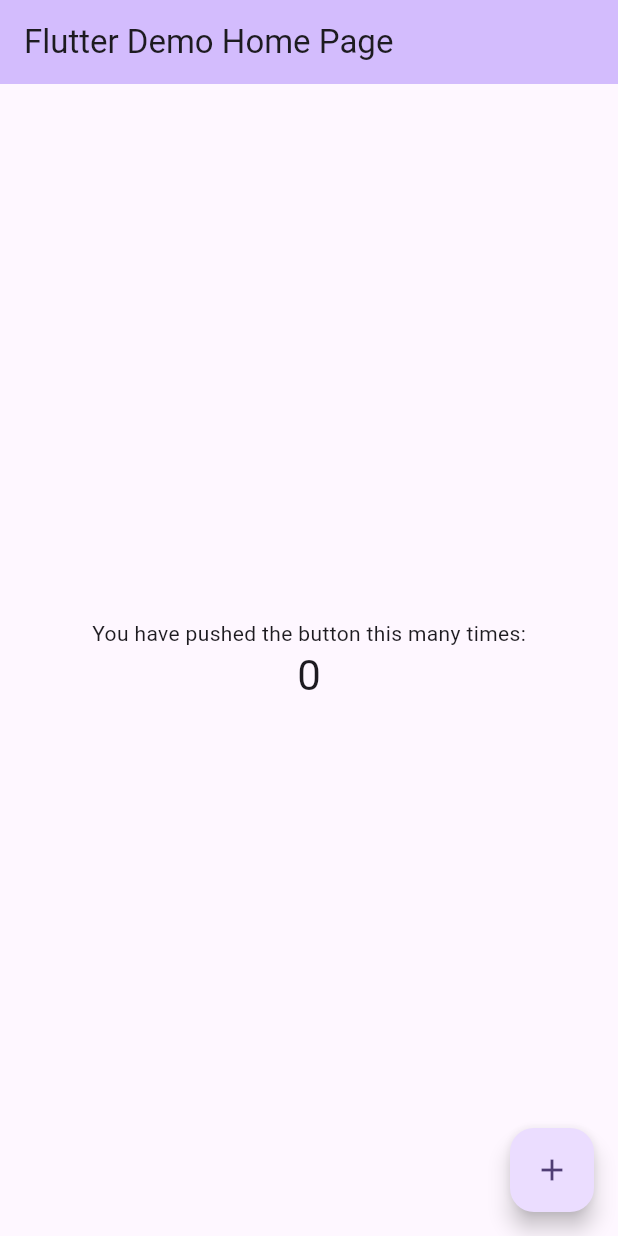
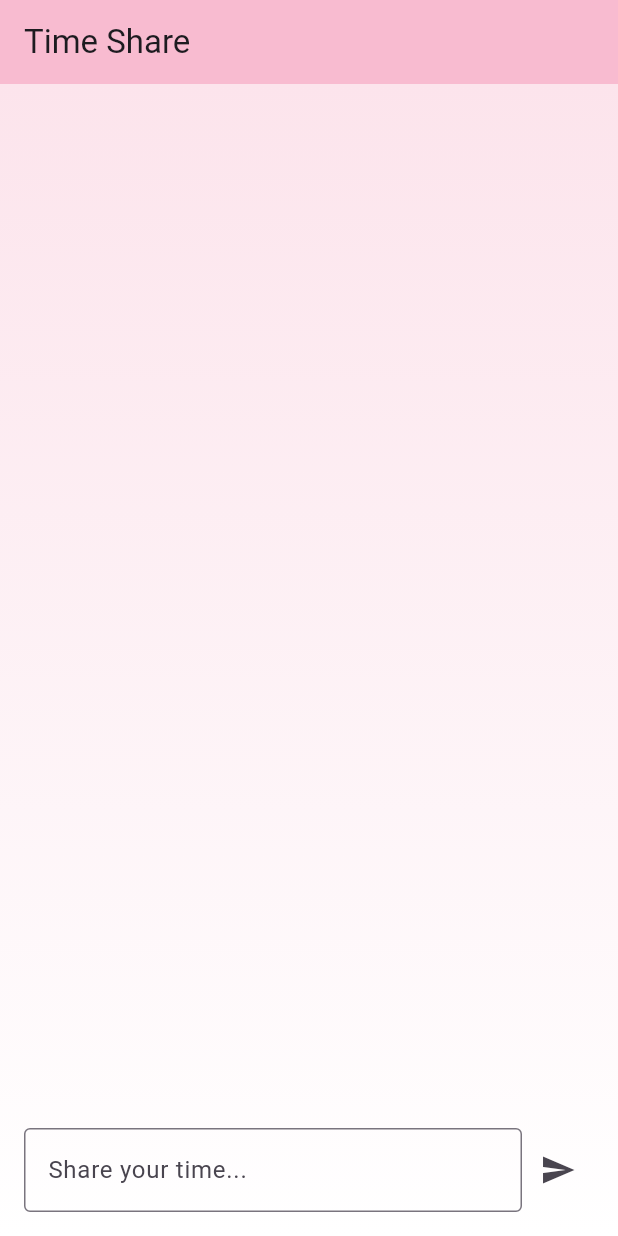
Before and after one commit to RosieOh/Timely_FrontEnd, a Flutter app: the screen it shows after launch, on a phone screen of 412 x 824 dp. Run offline on Flutter 3.47's test engine with Material 3 defaults, Android fonts, the phone set to English and light mode, and no system bars; our stand-ins replace confetti.

Commit message:
FEAT : 기본 메인 화면 추가

```diff
--- a/lib/main.dart
+++ b/lib/main.dart
@@ -1,4 +1,9 @@
+import 'dart:math';
+
+import 'package:confetti/confetti.dart';
 import 'package:flutter/material.dart';
+import 'package:http/http.dart' as http;
+import 'package:intl/intl.dart';
 
 void main() {
   runApp(const MyApp());
@@ -7,119 +12,155 @@ void main() {
 class MyApp extends StatelessWidget {
   const MyApp({super.key});
 
-  // This widget is the root of your application.
   @override
   Widget build(BuildContext context) {
     return MaterialApp(
-      title: 'Flutter Demo',
+      title: 'Time Share',
       theme: ThemeData(
-        // This is the theme of your application.
-        //
-        // TRY THIS: Try running your application with "flutter run". You'll see
-        // the application has a purple toolbar. Then, without quitting the app,
-        // try changing the seedColor in the colorScheme below to Colors.green
-        // and then invoke "hot reload" (save your changes or press the "hot
-        // reload" button in a Flutter-supported IDE, or press "r" if you used
-        // the command line to start the app).
-        //
-        // Notice that the counter didn't reset back to zero; the application
-        // state is not lost during the reload. To reset the state, use hot
-        // restart instead.
-        //
-        // This works for code too, not just values: Most code changes can be
-        // tested with just a hot reload.
-        colorScheme: ColorScheme.fromSeed(seedColor: Colors.deepPurple),
-        useMaterial3: true,
+        primarySwatch: Colors.pink,
+        visualDensity: VisualDensity.adaptivePlatformDensity,
       ),
-      home: const MyHomePage(title: 'Flutter Demo Home Page'),
+      home: const TimeShareScreen(),
     );
   }
 }
 
-class MyHomePage extends StatefulWidget {
-  const MyHomePage({super.key, required this.title});
-
-  // This widget is the home page of your application. It is stateful, meaning
-  // that it has a State object (defined below) that contains fields that affect
-  // how it looks.
-
-  // This class is the configuration for the state. It holds the values (in this
-  // case the title) provided by the parent (in this case the App widget) and
-  // used by the build method of the State. Fields in a Widget subclass are
-  // always marked "final".
-
-  final String title;
+class TimeShareScreen extends StatefulWidget {
+  const TimeShareScreen({super.key});
 
   @override
-  State<MyHomePage> createState() => _MyHomePageState();
+  State<TimeShareScreen> createState() => _TimeShareScreenState();
 }
 
-class _MyHomePageState extends State<MyHomePage> {
-  int _counter = 0;
+class _TimeShareScreenState extends State<TimeShareScreen> {
+  late ConfettiController _confettiController;
+  final TextEditingController _contentController = TextEditingController();
+  List<Map<String, dynamic>> timeShares = [];
 
-  void _incrementCounter() {
-    setState(() {
-      // This call to setState tells the Flutter framework that something has
-      // changed in this State, which causes it to rerun the build method below
-      // so that the display can reflect the updated values. If we changed
-      // _counter without calling setState(), then the build method would not be
-      // called again, and so nothing would appear to happen.
-      _counter++;
-    });
+  @override
+  void initState() {
+    super.initState();
+    _confettiController =
+        ConfettiController(duration: const Duration(seconds: 1));
+    _loadTimeShares();
+  }
+
+  Future<void> _loadTimeShares() async {
+    // TODO: Implement API call to load time shares
+  }
+
+  Future<void> _createTimeShare(String content) async {
+    final now = DateTime.now();
+    final response = await http.post(
+      Uri.parse('http://localhost:8080/api/timeshare'),
+      body: {
+        'userId': 'user1', // TODO: Implement user authentication
+        'sharedAt': now.toIso8601String(),
+        'content': content,
+      },
+    );
+
+    if (response.statusCode == 200) {
+      _confettiController.play();
+      _loadTimeShares();
+      _contentController.clear();
+    }
   }
 
   @override
   Widget build(BuildContext context) {
-    // This method is rerun every time setState is called, for instance as done
-    // by the _incrementCounter method above.
-    //
-    // The Flutter framework has been optimized to make rerunning build methods
-    // fast, so that you can just rebuild anything that needs updating rather
-    // than having to individually change instances of widgets.
     return Scaffold(
       appBar: AppBar(
-        // TRY THIS: Try changing the color here to a specific color (to
-        // Colors.amber, perhaps?) and trigger a hot reload to see the AppBar
-        // change color while the other colors stay the same.
-        backgroundColor: Theme.of(context).colorScheme.inversePrimary,
-        // Here we take the value from the MyHomePage object that was created by
-        // the App.build method, and use it to set our appbar title.
-        title: Text(widget.title),
+        title: const Text('Time Share'),
+        backgroundColor: Colors.pink[100],
       ),
-      body: Center(
-        // Center is a layout widget. It takes a single child and positions it
-        // in the middle of the parent.
-        child: Column(
-          // Column is also a layout widget. It takes a list of children and
-          // arranges them vertically. By default, it sizes itself to fit its
-          // children horizontally, and tries to be as tall as its parent.
-          //
-          // Column has various properties to control how it sizes itself and
-          // how it positions its children. Here we use mainAxisAlignment to
-          // center the children vertically; the main axis here is the vertical
-          // axis because Columns are vertical (the cross axis would be
-          // horizontal).
-          //
-          // TRY THIS: Invoke "debug painting" (choose the "Toggle Debug Paint"
-          // action in the IDE, or press "p" in the console), to see the
-          // wireframe for each widget.
-          mainAxisAlignment: MainAxisAlignment.center,
-          children: <Widget>[
-            const Text(
-              'You have pushed the button this many times:',
+      body: Stack(
+        children: [
+          Container(
+            decoration: BoxDecoration(
+              gradient: LinearGradient(
+                begin: Alignment.topCenter,
+                end: Alignment.bottomCenter,
+                colors: [
+                  Colors.pink[50]!,
+                  Colors.white,
+                ],
+              ),
             ),
-            Text(
-              '$_counter',
-              style: Theme.of(context).textTheme.headlineMedium,
+            child: Column(
+              children: [
+                Expanded(
+                  child: ListView.builder(
+                    itemCount: timeShares.length,
+                    itemBuilder: (context, index) {
+                      final timeShare = timeShares[index];
+                      return Card(
+                        margin: const EdgeInsets.all(8.0),
+                        child: ListTile(
+                          title: Text(timeShare['content']),
+                          subtitle: Text(
+                            DateFormat('yyyy-MM-dd HH:mm').format(
+                              DateTime.parse(timeShare['sharedAt']),
+                            ),
+                          ),
+                        ),
+                      );
+                    },
+                  ),
+                ),
+                Padding(
+                  padding: const EdgeInsets.all(16.0),
+                  child: Row(
+                    children: [
+                      Expanded(
+                        child: TextField(
+                          controller: _contentController,
+                          decoration: const InputDecoration(
+                            hintText: 'Share your time...',
+                            border: OutlineInputBorder(),
+                          ),
+                        ),
+                      ),
+                      IconButton(
+                        icon: const Icon(Icons.send),
+                        onPressed: () {
+                          if (_contentController.text.isNotEmpty) {
+                            _createTimeShare(_contentController.text);
+                          }
+                        },
+                      ),
+                    ],
+                  ),
+                ),
+              ],
             ),
-          ],
-        ),
+          ),
+          Align(
+            alignment: Alignment.topCenter,
+            child: ConfettiWidget(
+              confettiController: _confettiController,
+              blastDirection: pi / 2,
+              maxBlastForce: 5,
+              minBlastForce: 2,
+              emissionFrequency: 0.05,
+              numberOfParticles: 50,
+              gravity: 0.1,
+              colors: const [
+                Colors.pink,
+                Colors.pinkAccent,
+                Colors.white,
+              ],
+            ),
+          ),
+        ],
       ),
-      floatingActionButton: FloatingActionButton(
-        onPressed: _incrementCounter,
-        tooltip: 'Increment',
-        child: const Icon(Icons.add),
-      ), // This trailing comma makes auto-formatting nicer for build methods.
     );
   }
+
+  @override
+  void dispose() {
+    _confettiController.dispose();
+    _contentController.dispose();
+    super.dispose();
+  }
 }
```
